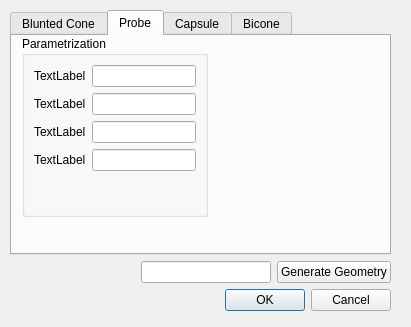
Above: sta-src/RAM/parametrizedgeometry.ui from Dwarf-Planet-Project/SpaceDesignTool before the change. Below: the same form after it.
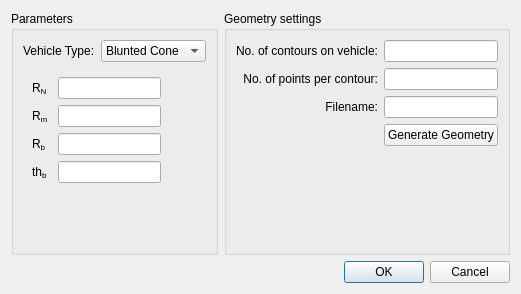
That is the form after the change. The open tabs and pages were chosen to show the change. Icons and pictures are not drawn.

What changed in the file:
```diff
--- a/sta-src/RAM/parametrizedgeometry.ui
+++ b/sta-src/RAM/parametrizedgeometry.ui
@@ -6,71 +6,100 @@
    <rect>
     <x>0</x>
     <y>0</y>
-    <width>411</width>
-    <height>327</height>
+    <width>490</width>
+    <height>294</height>
    </rect>
   </property>
   <property name="maximumSize">
    <size>
-    <width>435</width>
-    <height>472</height>
+    <width>10000</width>
+    <height>10000</height>
    </size>
   </property>
   <property name="windowTitle">
-   <string>Parametrization</string>
+   <string>Geometry Generation</string>
   </property>
-  <widget class="QWidget" name="verticalLayoutWidget">
-   <property name="geometry">
-    <rect>
-     <x>10</x>
-     <y>10</y>
-     <width>381</width>
-     <height>301</height>
-    </rect>
+  <property name="windowIcon">
+   <iconset>
+    <normaloff>:/icons/STA-logo-ARCHEAN-128.png</normaloff>:/icons/STA-logo-ARCHEAN-128.png</iconset>
    </property>
    <layout class="QVBoxLayout" name="verticalLayout_2">
     <item>
-     <widget class="QTabWidget" name="GeometryTabWidget">
+    <layout class="QHBoxLayout" name="horizontalLayout_2">
+     <item>
+      <widget class="QGroupBox" name="groupBox_6">
+       <property name="title">
+        <string>Parameters</string>
+       </property>
+       <layout class="QVBoxLayout" name="verticalLayout_7">
+        <item>
+         <layout class="QHBoxLayout" name="horizontalLayout_6">
+          <item>
+           <widget class="QLabel" name="label_7">
+            <property name="text">
+             <string>Vehicle Type:</string>
+            </property>
+           </widget>
+          </item>
+          <item>
+           <widget class="QComboBox" name="geomComboBox">
+            <item>
+             <property name="text">
+              <string>Blunted Cone</string>
+             </property>
+            </item>
+            <item>
+             <property name="text">
+              <string>Capsule</string>
+             </property>
+            </item>
+            <item>
+             <property name="text">
+              <string>Probe</string>
+             </property>
+            </item>
+            <item>
+             <property name="text">
+              <string>Bicone</string>
+             </property>
+            </item>
+           </widget>
+          </item>
+          <item>
+           <spacer name="horizontalSpacer_6">
+            <property name="orientation">
+             <enum>Qt::Horizontal</enum>
+            </property>
+            <property name="sizeHint" stdset="0">
+             <size>
+              <width>40</width>
+              <height>20</height>
+             </size>
+            </property>
+           </spacer>
+          </item>
+         </layout>
+        </item>
+        <item>
+         <widget class="QStackedWidget" name="geomStackedWidget">
       <property name="currentIndex">
        <number>0</number>
       </property>
-      <widget class="QWidget" name="BlConeTab">
-       <attribute name="title">
-        <string>Blunted Cone</string>
-       </attribute>
-       <widget class="QGroupBox" name="groupBox">
-        <property name="geometry">
-         <rect>
-          <x>10</x>
-          <y>0</y>
-          <width>191</width>
-          <height>201</height>
-         </rect>
-        </property>
-        <property name="title">
-         <string>Parametrization</string>
-        </property>
-        <widget class="QWidget" name="gridLayoutWidget_5">
-         <property name="geometry">
-          <rect>
-           <x>10</x>
-           <y>20</y>
-           <width>171</width>
-           <height>171</height>
-          </rect>
-         </property>
+          <widget class="QWidget" name="blConePage">
+           <layout class="QHBoxLayout" name="horizontalLayout_3">
+            <item>
          <layout class="QGridLayout" name="gridLayout_5">
           <item row="0" column="0">
            <widget class="QLabel" name="label_17">
             <property name="text">
-             <string>TextLabel</string>
+                 <string>R&lt;sub&gt;N&lt;/sub&gt;</string>
             </property>
            </widget>
           </item>
           <item row="1" column="0">
            <widget class="QLabel" name="label_18">
             <property name="text">
-             <string>TextLabel</string>
+                 <string>R&lt;sub&gt;b&lt;/sub&gt;</string>
             </property>
            </widget>
           </item>
@@ -96,7 +125,7 @@
           <item row="2" column="0">
            <widget class="QLabel" name="label_19">
             <property name="text">
-             <string>TextLabel</string>
+                 <string>th&lt;sub&gt;c&lt;/sub&gt;</string>
             </property>
            </widget>
           </item>
@@ -116,157 +145,145 @@
             </property>
            </spacer>
           </item>
-         </layout>
-        </widget>
-       </widget>
-      </widget>
-      <widget class="QWidget" name="ProbeTab">
-       <attribute name="title">
-        <string>Probe</string>
-       </attribute>
-       <widget class="QGroupBox" name="groupBox_2">
-        <property name="geometry">
-         <rect>
-          <x>10</x>
-          <y>0</y>
-          <width>186</width>
-          <height>181</height>
-         </rect>
-        </property>
-        <property name="title">
-         <string>Parametrization</string>
-        </property>
+              <item row="1" column="2">
+               <spacer name="horizontalSpacer_5">
+                <property name="orientation">
+                 <enum>Qt::Horizontal</enum>
+                </property>
+                <property name="sizeHint" stdset="0">
+                 <size>
+                  <width>40</width>
+                  <height>20</height>
+                 </size>
+                </property>
+               </spacer>
+              </item>
+             </layout>
+            </item>
+           </layout>
+          </widget>
+          <widget class="QWidget" name="capsulePage">
         <layout class="QHBoxLayout" name="horizontalLayout">
          <item>
-          <layout class="QGridLayout" name="gridLayout_3">
+             <layout class="QGridLayout" name="gridLayout_8">
            <item row="0" column="0">
-            <widget class="QLabel" name="label_7">
+               <widget class="QLabel" name="label_24">
              <property name="text">
-              <string>TextLabel</string>
-             </property>
-            </widget>
-           </item>
-           <item row="1" column="0">
-            <widget class="QLabel" name="label_8">
-             <property name="text">
-              <string>TextLabel</string>
-             </property>
-            </widget>
-           </item>
-           <item row="2" column="0">
-            <widget class="QLabel" name="label_9">
-             <property name="text">
-              <string>TextLabel</string>
+                 <string>R&lt;sub&gt;N&lt;/sub&gt;</string>
              </property>
             </widget>
            </item>
            <item row="0" column="1">
-            <widget class="QLineEdit" name="probeLineEdit1"/>
+               <widget class="QLineEdit" name="capsuleLineEdit1"/>
+              </item>
+              <item row="1" column="0">
+               <widget class="QLabel" name="label_25">
+                <property name="text">
+                 <string>R&lt;sub&gt;m&lt;/sub&gt;</string>
+                </property>
+               </widget>
            </item>
            <item row="1" column="1">
-            <widget class="QLineEdit" name="probeLineEdit2"/>
+               <widget class="QLineEdit" name="capsuleLineEdit2"/>
+              </item>
+              <item row="1" column="2">
+               <spacer name="horizontalSpacer_4">
+                <property name="orientation">
+                 <enum>Qt::Horizontal</enum>
+                </property>
+                <property name="sizeHint" stdset="0">
+                 <size>
+                  <width>40</width>
+                  <height>20</height>
+                 </size>
+                </property>
+               </spacer>
+              </item>
+              <item row="2" column="0">
+               <widget class="QLabel" name="label_26">
+                <property name="text">
+                 <string>R&lt;sub&gt;b&lt;/sub&gt;</string>
+                </property>
+               </widget>
            </item>
            <item row="2" column="1">
-            <widget class="QLineEdit" name="probeLineEdit3"/>
-           </item>
-           <item row="4" column="1">
-            <spacer name="verticalSpacer_5">
-             <property name="orientation">
-              <enum>Qt::Vertical</enum>
-             </property>
-             <property name="sizeHint" stdset="0">
-              <size>
-               <width>20</width>
-               <height>40</height>
-              </size>
-             </property>
-            </spacer>
-           </item>
-           <item row="4" column="0">
-            <spacer name="verticalSpacer_6">
-             <property name="orientation">
-              <enum>Qt::Vertical</enum>
-             </property>
-             <property name="sizeHint" stdset="0">
-              <size>
-               <width>20</width>
-               <height>40</height>
-              </size>
-             </property>
-            </spacer>
+               <widget class="QLineEdit" name="capsuleLineEdit3"/>
            </item>
            <item row="3" column="0">
-            <widget class="QLabel" name="label_14">
+               <widget class="QLabel" name="label_27">
              <property name="text">
-              <string>TextLabel</string>
+                 <string>th&lt;sub&gt;b&lt;/sub&gt;</string>
              </property>
             </widget>
            </item>
            <item row="3" column="1">
-            <widget class="QLineEdit" name="probeLineEdit4"/>
-           </item>
+               <widget class="QLineEdit" name="capsuleLineEdit4"/>
+              </item>
+              <item row="4" column="0">
+               <spacer name="verticalSpacer_14">
+                <property name="orientation">
+                 <enum>Qt::Vertical</enum>
+                </property>
+                <property name="sizeHint" stdset="0">
+                 <size>
+                  <width>20</width>
+                  <height>40</height>
+                 </size>
+                </property>
+               </spacer>
+              </item>
+              <item row="4" column="1">
+               <spacer name="verticalSpacer_13">
+                <property name="orientation">
+                 <enum>Qt::Vertical</enum>
+                </property>
+                <property name="sizeHint" stdset="0">
+                 <size>
+                  <width>20</width>
+                  <height>40</height>
+                 </size>
+                </property>
+               </spacer>
+              </item>
           </layout>
          </item>
         </layout>
        </widget>
-      </widget>
-      <widget class="QWidget" name="CapsuleTab">
-       <attribute name="title">
-        <string>Capsule</string>
-       </attribute>
-       <widget class="QGroupBox" name="groupBox_3">
-        <property name="geometry">
-         <rect>
-          <x>10</x>
-          <y>0</y>
-          <width>191</width>
-          <height>201</height>
-         </rect>
-        </property>
-        <property name="title">
-         <string>Parametrization</string>
-        </property>
-        <widget class="QWidget" name="gridLayoutWidget_2">
-         <property name="geometry">
-          <rect>
-           <x>10</x>
-           <y>20</y>
-           <width>171</width>
-           <height>171</height>
-          </rect>
-         </property>
+          <widget class="QWidget" name="probePage">
+           <layout class="QHBoxLayout" name="horizontalLayout_4">
+            <item>
          <layout class="QGridLayout" name="gridLayout_2">
           <item row="0" column="0">
            <widget class="QLabel" name="label_4">
             <property name="text">
-             <string>TextLabel</string>
+                 <string>R&lt;sub&gt;N&lt;/sub&gt;</string>
             </property>
            </widget>
           </item>
           <item row="1" column="0">
            <widget class="QLabel" name="label_5">
             <property name="text">
-             <string>TextLabel</string>
+                 <string>R&lt;sub&gt;m&lt;/sub&gt;</string>
             </property>
            </widget>
           </item>
           <item row="2" column="0">
            <widget class="QLabel" name="label_6">
             <property name="text">
-             <string>TextLabel</string>
+                 <string>R&lt;sub&gt;b&lt;/sub&gt;</string>
             </property>
            </widget>
           </item>
           <item row="0" column="1">
-           <widget class="QLineEdit" name="capsuleLineEdit1"/>
+               <widget class="QLineEdit" name="probeLineEdit1"/>
           </item>
           <item row="1" column="1">
-           <widget class="QLineEdit" name="capsuleLineEdit2"/>
+               <widget class="QLineEdit" name="probeLineEdit2"/>
           </item>
           <item row="2" column="1">
-           <widget class="QLineEdit" name="capsuleLineEdit3"/>
-          </item>
-          <item row="4" column="1">
+               <widget class="QLineEdit" name="probeLineEdit3"/>
+              </item>
+              <item row="5" column="1">
            <spacer name="verticalSpacer_3">
             <property name="orientation">
              <enum>Qt::Vertical</enum>
@@ -279,7 +296,7 @@
             </property>
            </spacer>
           </item>
-          <item row="4" column="0">
+              <item row="5" column="0">
            <spacer name="verticalSpacer_4">
             <property name="orientation">
              <enum>Qt::Vertical</enum>
@@ -295,123 +312,122 @@
           <item row="3" column="0">
            <widget class="QLabel" name="label_13">
             <property name="text">
-             <string>TextLabel</string>
+                 <string>th&lt;sub&gt;c&lt;/sub&gt;</string>
             </property>
            </widget>
           </item>
           <item row="3" column="1">
-           <widget class="QLineEdit" name="capsuleLineEdit4"/>
-          </item>
-         </layout>
-        </widget>
-       </widget>
-      </widget>
-      <widget class="QWidget" name="BiconeTab">
-       <attribute name="title">
-        <string>Bicone</string>
-       </attribute>
-       <widget class="QGroupBox" name="groupBox_4">
-        <property name="geometry">
-         <rect>
-          <x>10</x>
-          <y>0</y>
-          <width>186</width>
-          <height>207</height>
-         </rect>
-        </property>
-        <property name="title">
-         <string>Parametrization</string>
-        </property>
-        <layout class="QGridLayout" name="gridLayout">
-         <item row="0" column="0">
+               <widget class="QLineEdit" name="probeLineEdit4"/>
+              </item>
+              <item row="4" column="1">
+               <widget class="QLineEdit" name="probeLineEdit5"/>
+              </item>
+              <item row="4" column="0">
+               <widget class="QLabel" name="label">
+                <property name="text">
+                 <string>th&lt;sub&gt;b&lt;/sub&gt;</string>
+                </property>
+               </widget>
+              </item>
+              <item row="0" column="2">
+               <spacer name="horizontalSpacer_3">
+                <property name="orientation">
+                 <enum>Qt::Horizontal</enum>
+                </property>
+                <property name="sizeHint" stdset="0">
+                 <size>
+                  <width>40</width>
+                  <height>20</height>
+                 </size>
+                </property>
+               </spacer>
+              </item>
+             </layout>
+            </item>
+           </layout>
+          </widget>
+          <widget class="QWidget" name="biConePage">
+           <layout class="QHBoxLayout" name="horizontalLayout_5">
+            <item>
           <layout class="QGridLayout" name="gridLayout_4">
            <item row="0" column="0">
             <widget class="QLabel" name="label_10">
              <property name="text">
-              <string>TextLabel</string>
-             </property>
-            </widget>
-           </item>
-           <item row="1" column="0">
-            <widget class="QLabel" name="label_11">
-             <property name="text">
-              <string>TextLabel</string>
-             </property>
-            </widget>
-           </item>
-           <item row="2" column="0">
-            <widget class="QLabel" name="label_12">
-             <property name="text">
-              <string>TextLabel</string>
+                 <string>R&lt;sub&gt;N&lt;/sub&gt;</string>
              </property>
             </widget>
            </item>
            <item row="0" column="1">
             <widget class="QLineEdit" name="biConeLineEdit1"/>
            </item>
+              <item row="1" column="0">
+               <widget class="QLabel" name="label_11">
+                <property name="text">
+                 <string>R&lt;sub&gt;b,1&lt;/sub&gt;</string>
+                </property>
+               </widget>
+              </item>
            <item row="1" column="1">
             <widget class="QLineEdit" name="biConeLineEdit2"/>
            </item>
+              <item row="2" column="0">
+               <widget class="QLabel" name="label_12">
+                <property name="text">
+                 <string>R&lt;sub&gt;b,2&lt;/sub&gt;</string>
+                </property>
+               </widget>
+              </item>
            <item row="2" column="1">
             <widget class="QLineEdit" name="biConeLineEdit3"/>
            </item>
-           <item row="5" column="1">
-            <spacer name="verticalSpacer_7">
-             <property name="orientation">
-              <enum>Qt::Vertical</enum>
-             </property>
-             <property name="sizeHint" stdset="0">
-              <size>
-               <width>20</width>
-               <height>40</height>
-              </size>
-             </property>
-            </spacer>
-           </item>
-           <item row="5" column="0">
-            <spacer name="verticalSpacer_8">
-             <property name="orientation">
-              <enum>Qt::Vertical</enum>
-             </property>
-             <property name="sizeHint" stdset="0">
-              <size>
-               <width>20</width>
-               <height>40</height>
-              </size>
-             </property>
-            </spacer>
-           </item>
            <item row="3" column="0">
             <widget class="QLabel" name="label_15">
              <property name="text">
-              <string>TextLabel</string>
-             </property>
-            </widget>
-           </item>
-           <item row="4" column="0">
-            <widget class="QLabel" name="label_16">
-             <property name="text">
-              <string>TextLabel</string>
+                 <string>th&lt;sub&gt;c,1&lt;/sub&gt;</string>
              </property>
             </widget>
            </item>
            <item row="3" column="1">
             <widget class="QLineEdit" name="biConeLineEdit4"/>
            </item>
+              <item row="4" column="0">
+               <widget class="QLabel" name="label_16">
+                <property name="text">
+                 <string>th&lt;sub&gt;c,2&lt;/sub&gt;</string>
+                </property>
+               </widget>
+              </item>
            <item row="4" column="1">
             <widget class="QLineEdit" name="biConeLineEdit5"/>
            </item>
-          </layout>
-         </item>
-        </layout>
-       </widget>
-      </widget>
-     </widget>
-    </item>
-    <item>
-     <layout class="QHBoxLayout" name="horizontalLayout_3">
-      <item>
-       <spacer name="horizontalSpacer">
+              <item row="5" column="0">
+               <spacer name="verticalSpacer_8">
+                <property name="orientation">
+                 <enum>Qt::Vertical</enum>
+                </property>
+                <property name="sizeHint" stdset="0">
+                 <size>
+                  <width>20</width>
+                  <height>40</height>
+                 </size>
+                </property>
+               </spacer>
+              </item>
+              <item row="5" column="1">
+               <spacer name="verticalSpacer_7">
+                <property name="orientation">
+                 <enum>Qt::Vertical</enum>
+                </property>
+                <property name="sizeHint" stdset="0">
+                 <size>
+                  <width>20</width>
+                  <height>40</height>
+                 </size>
+                </property>
+               </spacer>
+              </item>
+              <item row="0" column="2">
+               <spacer name="horizontalSpacer_2">
         <property name="orientation">
          <enum>Qt::Horizontal</enum>
         </property>
@@ -423,16 +439,96 @@
         </property>
        </spacer>
       </item>
-      <item>
-       <widget class="QLineEdit" name="geometryFileEdit"/>
-      </item>
+             </layout>
+            </item>
+           </layout>
+          </widget>
+         </widget>
+        </item>
+       </layout>
+      </widget>
+     </item>
       <item>
+      <widget class="QGroupBox" name="groupBox_5">
+       <property name="title">
+        <string>Geometry settings</string>
+       </property>
+       <layout class="QGridLayout" name="gridLayout_6">
+        <item row="2" column="1">
+         <widget class="QLineEdit" name="geometryFileLineEdit"/>
+        </item>
+        <item row="1" column="1">
+         <widget class="QLineEdit" name="pointsLineEdit"/>
+        </item>
+        <item row="3" column="1">
        <widget class="QPushButton" name="generateGeometryButton">
         <property name="text">
          <string>Generate Geometry</string>
         </property>
        </widget>
       </item>
+        <item row="2" column="0">
+         <widget class="QLabel" name="label_2">
+          <property name="text">
+           <string>Filename:</string>
+          </property>
+          <property name="alignment">
+           <set>Qt::AlignRight|Qt::AlignTrailing|Qt::AlignVCenter</set>
+          </property>
+         </widget>
+        </item>
+        <item row="0" column="1">
+         <widget class="QLineEdit" name="linesLineEdit"/>
+        </item>
+        <item row="0" column="0">
+         <widget class="QLabel" name="label_20">
+          <property name="text">
+           <string>No. of contours on vehicle:</string>
+          </property>
+          <property name="alignment">
+           <set>Qt::AlignRight|Qt::AlignTrailing|Qt::AlignVCenter</set>
+          </property>
+         </widget>
+        </item>
+        <item row="0" column="2">
+         <spacer name="horizontalSpacer">
+          <property name="orientation">
+           <enum>Qt::Horizontal</enum>
+          </property>
+          <property name="sizeHint" stdset="0">
+           <size>
+            <width>40</width>
+            <height>20</height>
+           </size>
+          </property>
+         </spacer>
+        </item>
+        <item row="4" column="1">
+         <spacer name="verticalSpacer">
+          <property name="orientation">
+           <enum>Qt::Vertical</enum>
+          </property>
+          <property name="sizeHint" stdset="0">
+           <size>
+            <width>20</width>
+            <height>40</height>
+           </size>
+          </property>
+         </spacer>
+        </item>
+        <item row="1" column="0">
+         <widget class="QLabel" name="label_3">
+          <property name="text">
+           <string>No. of points per contour:</string>
+          </property>
+          <property name="alignment">
+           <set>Qt::AlignRight|Qt::AlignTrailing|Qt::AlignVCenter</set>
+          </property>
+         </widget>
+        </item>
+       </layout>
+      </widget>
+     </item>
      </layout>
     </item>
     <item>
@@ -444,10 +540,7 @@
     </item>
    </layout>
   </widget>
- </widget>
- <resources>
-  <include location="../../iconary/sta-icons.qrc"/>
- </resources>
+ <resources/>
  <connections>
   <connection>
    <sender>buttonBox</sender>
```
Left out of the diff: 16 changed lines with no effect on the pictures. Lines whose indentation alone changed are shown as unchanged.
